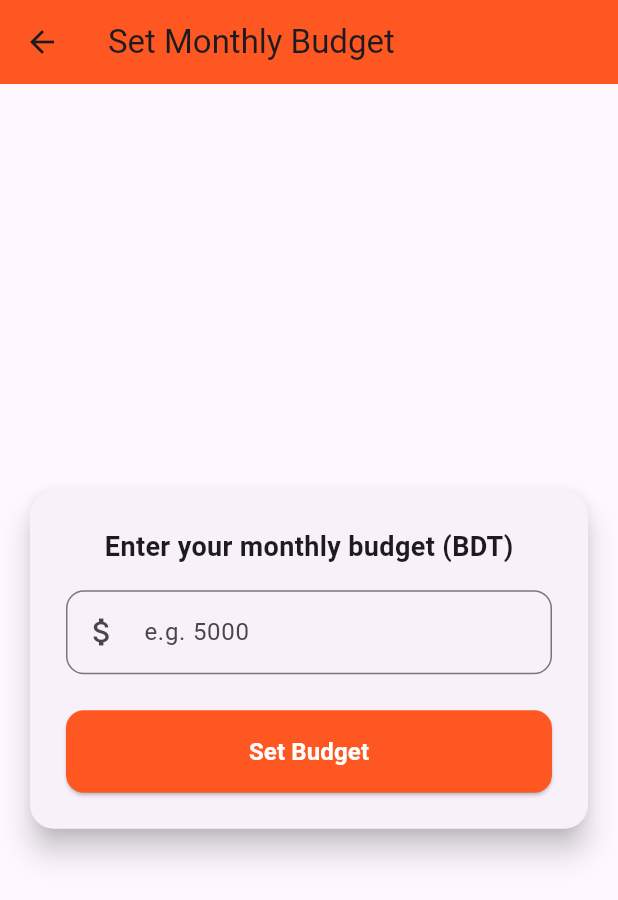
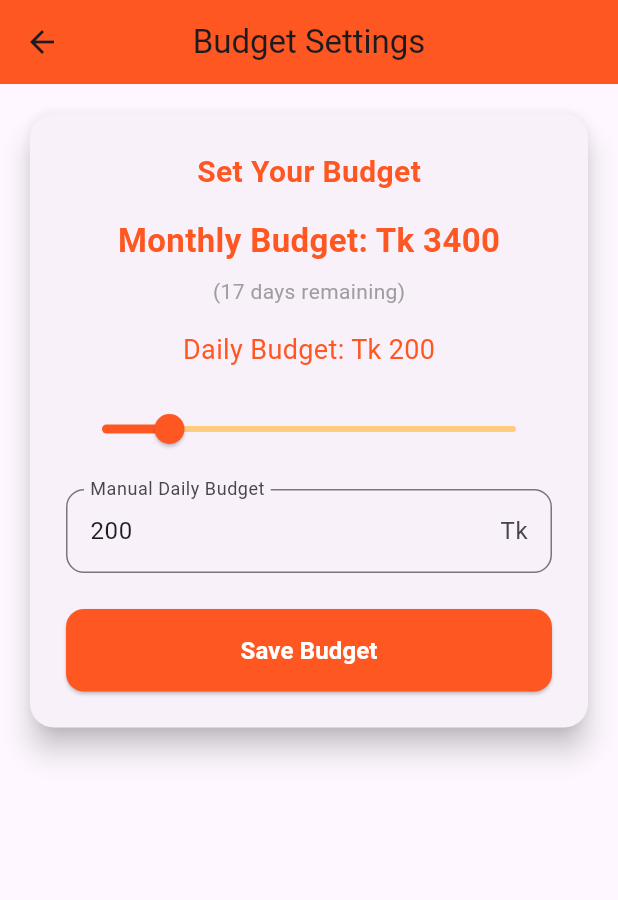
Before and after one commit to hasanmehediii/CSE-3112-Project, a Flutter app: the SetBudgetScreen screen opened directly, on a phone screen of 412 x 824 dp. Shown: the top 900 px of the screen. Run offline on Flutter 3.47's test engine with Material 3 defaults, Android fonts, the light colour scheme and no system bars; our stand-ins replace fl_chart, flutter_dotenv, flutter_secure_storage, shared_preferences; accounts and stored records are empty.

Commit message:
setbudget ui improved, counts by remaining days

```diff
--- a/khaikhai/lib/pages/set_budget_screen.dart
+++ b/khaikhai/lib/pages/set_budget_screen.dart
@@ -11,28 +11,58 @@ class SetBudgetScreen extends StatefulWidget {
 }
 
 class _SetBudgetScreenState extends State<SetBudgetScreen> {
-  final _formKey = GlobalKey<FormState>();
-  final _budgetController = TextEditingController();
+  final _manualController = TextEditingController();
   bool isLoading = false;
+
+  double _dailyBudget = 200; // default daily budget
+  double _monthlyBudget = 0; // calculated dynamically
+  late int _remainingDays;
+
+  @override
+  void initState() {
+    super.initState();
+    _calculateRemainingDays();
+    _monthlyBudget = _dailyBudget * _remainingDays;
+    _manualController.text = _dailyBudget.toStringAsFixed(0);
+  }
+
+  void _calculateRemainingDays() {
+    final now = DateTime.now();
+    final daysInMonth = DateTime(now.year, now.month + 1, 0).day;
+    _remainingDays = daysInMonth - now.day + 1; // include today
+  }
 
   @override
   void dispose() {
-    _budgetController.dispose();
+    _manualController.dispose();
     super.dispose();
   }
 
+  void _updateDailyBudget(double value) {
+    setState(() {
+      _dailyBudget = value;
+      _monthlyBudget = _dailyBudget * _remainingDays;
+      _manualController.text = _dailyBudget.toStringAsFixed(0);
+    });
+  }
+
+  void _manualInputChanged(String value) {
+    final val = double.tryParse(value);
+    if (val != null && val > 0) {
+      setState(() {
+        _dailyBudget = val;
+        _monthlyBudget = _dailyBudget * _remainingDays;
+      });
+    }
+  }
+
   Future<void> _submitBudget() async {
-    if (!_formKey.currentState!.validate()) return;
-
     setState(() => isLoading = true);
-
     try {
       final token = await StorageService.getToken();
       if (token == null) throw Exception('No auth token found');
 
-      final amount = double.parse(_budgetController.text.trim());
-
-      final budget = await ApiService.setMonthlyBudget(amount, token);
+      final budget = await ApiService.setMonthlyBudget(_monthlyBudget, token);
 
       ScaffoldMessenger.of(context).showSnackBar(
         const SnackBar(
@@ -41,9 +71,7 @@ class _SetBudgetScreenState extends State<SetBudgetScreen> {
         ),
       );
 
-      // Optionally: navigate back or to dashboard
-      Navigator.pop(context, budget); // pass the new budget back
-
+      Navigator.pop(context, budget);
     } catch (e) {
       ScaffoldMessenger.of(context).showSnackBar(
         SnackBar(
@@ -60,69 +88,93 @@ class _SetBudgetScreenState extends State<SetBudgetScreen> {
   Widget build(BuildContext context) {
     return Scaffold(
       appBar: AppBar(
-        title: const Text('Set Monthly Budget'),
+        title: const Text("Budget Settings"),
         backgroundColor: Colors.deepOrange,
+        centerTitle: true,
       ),
-      body: Center(
-        child: Padding(
-          padding: const EdgeInsets.all(16.0),
+      body: Padding(
+        padding: const EdgeInsets.all(16),
         child: Card(
           elevation: 8,
-            shape:
-            RoundedRectangleBorder(borderRadius: BorderRadius.circular(16)),
+          shape: RoundedRectangleBorder(borderRadius: BorderRadius.circular(16)),
           child: Padding(
-              padding: const EdgeInsets.all(24.0),
-              child: Form(
-                key: _formKey,
+            padding: const EdgeInsets.all(24),
             child: Column(
               mainAxisSize: MainAxisSize.min,
               children: [
                 const Text(
-                      'Enter your monthly budget (BDT)',
-                      style:
-                      TextStyle(fontSize: 18, fontWeight: FontWeight.bold),
+                  "Set Your Budget",
+                  style: TextStyle(
+                      fontSize: 20,
+                      fontWeight: FontWeight.bold,
+                      color: Colors.deepOrange),
                 ),
                 const SizedBox(height: 16),
-                    TextFormField(
-                      controller: _budgetController,
-                      keyboardType:
-                      const TextInputType.numberWithOptions(decimal: true),
+
+                // Monthly budget display
+                Text(
+                  "Monthly Budget: Tk ${_monthlyBudget.toStringAsFixed(0)}",
+                  style: const TextStyle(
+                      fontSize: 22,
+                      fontWeight: FontWeight.bold,
+                      color: Colors.deepOrange),
+                ),
+                const SizedBox(height: 8),
+                Text(
+                  "($_remainingDays days remaining)",
+                  style: const TextStyle(fontSize: 14, color: Colors.grey),
+                ),
+                const SizedBox(height: 16),
+
+                // Daily budget display
+                Text(
+                  "Daily Budget: Tk ${_dailyBudget.toStringAsFixed(0)}",
+                  style: const TextStyle(fontSize: 18, color: Colors.deepOrange),
+                ),
+                const SizedBox(height: 16),
+
+                // Slider input
+                Slider(
+                  value: _dailyBudget,
+                  min: 50,
+                  max: 1000,
+                  divisions: 95,
+                  activeColor: Colors.deepOrange,
+                  inactiveColor: Colors.orange.shade200,
+                  label: "Tk ${_dailyBudget.toStringAsFixed(0)}",
+                  onChanged: _updateDailyBudget,
+                ),
+                const SizedBox(height: 16),
+
+                // Manual input
+                TextField(
+                  controller: _manualController,
+                  keyboardType: TextInputType.number,
                   decoration: InputDecoration(
+                    labelText: "Manual Daily Budget",
                     border: OutlineInputBorder(
-                          borderRadius: BorderRadius.circular(12),
+                        borderRadius: BorderRadius.circular(12)),
+                    suffixText: "Tk",
                   ),
-                        prefixIcon: const Icon(Icons.attach_money),
-                        hintText: 'e.g. 5000',
-                      ),
-                      validator: (value) {
-                        if (value == null || value.isEmpty) {
-                          return 'Please enter a budget';
-                        }
-                        final numValue = double.tryParse(value);
-                        if (numValue == null || numValue <= 0) {
-                          return 'Enter a valid number > 0';
-                        }
-                        return null;
-                      },
+                  onChanged: _manualInputChanged,
                 ),
                 const SizedBox(height: 24),
+
+                // Save button
                 SizedBox(
                   width: double.infinity,
                   child: ElevatedButton(
                     onPressed: isLoading ? null : _submitBudget,
                     style: ElevatedButton.styleFrom(
+                      backgroundColor: Colors.deepOrange,
                       padding: const EdgeInsets.symmetric(vertical: 16),
-                          backgroundColor: Colors.deepOrange,
                       shape: RoundedRectangleBorder(
-                            borderRadius: BorderRadius.circular(12),
-                          ),
+                          borderRadius: BorderRadius.circular(12)),
                     ),
                     child: isLoading
-                            ? const CircularProgressIndicator(
-                          color: Colors.white,
-                        )
+                        ? const CircularProgressIndicator(color: Colors.white)
                         : const Text(
-                          'Set Budget',
+                      "Save Budget",
                       style: TextStyle(
                           fontSize: 16, fontWeight: FontWeight.bold),
                     ),
@@ -133,8 +185,6 @@ class _SetBudgetScreenState extends State<SetBudgetScreen> {
           ),
         ),
       ),
-        ),
-      ),
     );
   }
 }
```
Lines whose indentation alone changed are shown as unchanged.
